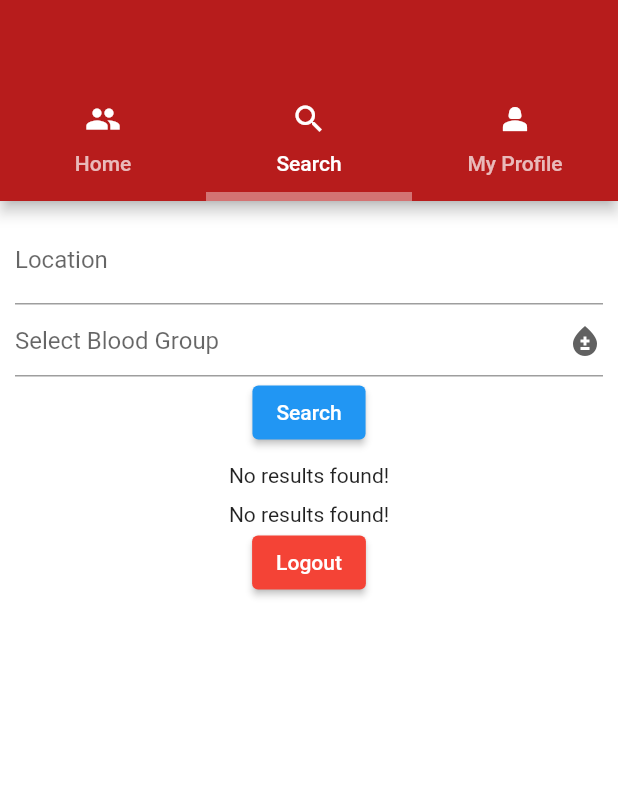
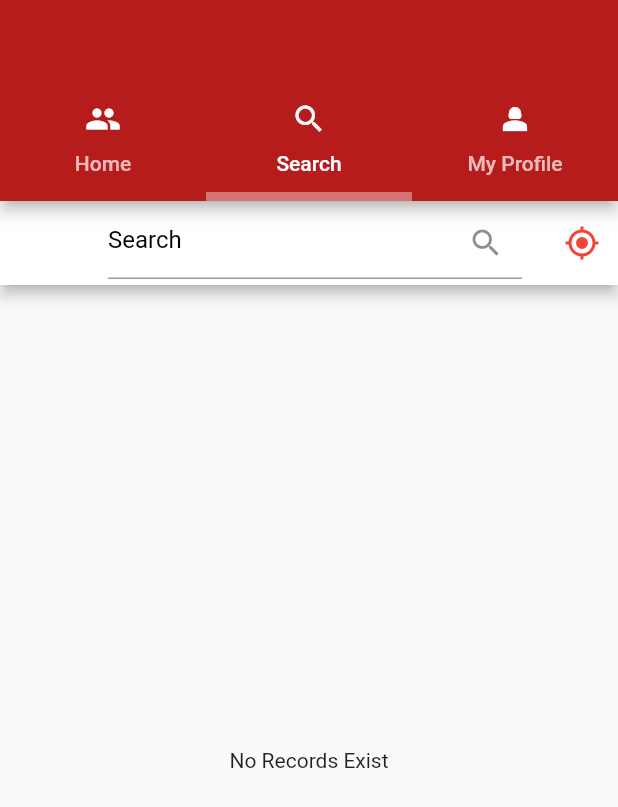
Before and after one commit to TinuBose/blood_link, a Flutter app: the HomeScreen screen opened directly, tab 2 chosen, on a phone screen of 412 x 824 dp. Shown: the top 807 px of the screen. Run offline on Flutter 3.47's test engine with Material 2 defaults, Android fonts, the phone set to English and light mode, and no system bars; our stand-ins replace cloud_firestore, firebase_auth, firebase_core, firebase_storage, geocoding, geolocator and 2 more; accounts and stored records are empty.

Commit message:
created location based search

```diff
--- a/lib/main_screens/sub_home_screens/search_screen.dart
+++ b/lib/main_screens/sub_home_screens/search_screen.dart
@@ -1,8 +1,213 @@
-import 'package:blood_link/authentication/auth_screen.dart';
-import 'package:blood_link/global/global.dart';
-import 'package:blood_link/models/UserModel.dart';
+// import 'package:blood_link/authentication/auth_screen.dart';
+// import 'package:blood_link/global/global.dart';
+// import 'package:blood_link/models/UserModel.dart';
+// import 'package:cloud_firestore/cloud_firestore.dart';
+// import 'package:flutter/material.dart';
+
+// class SearchScreen extends StatefulWidget {
+//   const SearchScreen({super.key});
+
+//   @override
+//   State<SearchScreen> createState() => _SearchScreenState();
+// }
+
+// class _SearchScreenState extends State<SearchScreen> {
+//   TextEditingController searchController = TextEditingController();
+
+//   final bloodGroups = [
+//     'A+',
+//     'A-',
+//     'B+',
+//     'B-',
+//     'O+',
+//     'O-',
+//     'AB+',
+//     'AB-',
+//     'BOMBAY'
+//   ];
+//   String? selectedGroup;
+
+//   @override
+//   Widget build(BuildContext context) {
+//     return SingleChildScrollView(
+//       padding: EdgeInsets.symmetric(horizontal: 10, vertical: 10),
+//       child: Column(
+//         mainAxisSize: MainAxisSize.max,
+//         children: [
+//           TextField(
+//             controller: searchController,
+//             decoration: const InputDecoration(labelText: "Location"),
+//           ),
+//           DropdownButtonFormField(
+//               icon: const Icon(Icons.bloodtype),
+//               hint: const Text("Select Blood Group"),
+//               items: bloodGroups
+//                   .map((e) => DropdownMenuItem(
+//                         value: e,
+//                         child: Text(e),
+//                       ))
+//                   .toList(),
+//               onChanged: (val) {
+//                 selectedGroup = val;
+//               }),
+//           ElevatedButton(
+//               onPressed: () {
+//                 setState(() {});
+//               },
+//               child: const Text("Search")),
+//           const SizedBox(
+//             height: 10,
+//           ),
+//           StreamBuilder(
+//             stream: FirebaseFirestore.instance
+//                 .collection("donors")
+//                 .where("address", isGreaterThanOrEqualTo: searchController.text)
+//                 .snapshots(),
+//             builder: (context, snapshot) {
+//               if (snapshot.connectionState == ConnectionState.active) {
+//                 if (snapshot.hasData) {
+//                   QuerySnapshot dataSnapshot = snapshot.data as QuerySnapshot;
+
+//                   if (dataSnapshot.docs.length > 0) {
+//                     Map<String, dynamic> userMap =
+//                         dataSnapshot.docs[0].data() as Map<String, dynamic>;
+
+//                     UserModel searchedUser = UserModel.formMap(userMap);
+//                     // return ListTile(
+//                     //   leading: CircleAvatar(
+//                     //     backgroundImage: NetworkImage(searchedUser.photo!),
+//                     //   ),
+//                     //   title: Text(searchedUser.name!),
+//                     //   subtitle: Text(searchedUser.email!,),
+//                     // );
+//                     return ListTile(
+//                       leading: CircleAvatar(
+//                         backgroundImage: NetworkImage(searchedUser.photo!),
+//                       ),
+//                       title: Text(searchedUser.name!),
+//                       subtitle: Text(
+//                         "${searchedUser.email!}\n${searchedUser.group!}\n${searchedUser.phone!}\n${searchedUser.location!}",
+//                         style: TextStyle(fontWeight: FontWeight.bold),
+//                       ),
+//                       trailing: Icon(Icons.keyboard_arrow_right),
+//                     );
+//                   } else {
+//                     return const Text("No results found!");
+//                   }
+//                 } else if (snapshot.hasError) {
+//                   return const Text("An error occured!");
+//                 } else {
+//                   return const Text("No results found!");
+//                 }
+//               } else {
+//                 return const CircularProgressIndicator();
+//               }
+//             },
+//           ),
+
+//           const SizedBox(
+//             height: 10,
+//           ),
+//           StreamBuilder(
+//             stream: FirebaseFirestore.instance
+//                 .collection("donors")
+//                 .where("donorBloodGroup", isEqualTo: selectedGroup)
+//                 .snapshots(),
+//             builder: (context, snapshot) {
+//               if (snapshot.connectionState == ConnectionState.active) {
+//                 if (snapshot.hasData) {
+//                   QuerySnapshot dataSnapshot = snapshot.data as QuerySnapshot;
+
+//                   if (dataSnapshot.docs.length > 0) {
+//                     Map<String, dynamic> userMap =
+//                         dataSnapshot.docs[0].data() as Map<String, dynamic>;
+
+import 'package:blood_link/models/users.dart';
+//                     UserModel searchedUser = UserModel.formMap(userMap);
+//                     return ListTile(
+//                       tileColor: Colors.white,
+//                       leading: CircleAvatar(
+//                         backgroundImage: NetworkImage(searchedUser.photo!),
+//                       ),
+//                       title: Text(searchedUser.name!),
+//                       subtitle: Text(
+//                         "${searchedUser.email!}\n${searchedUser.group!}\n${searchedUser.phone!}\n${searchedUser.location!}",
+//                         style: TextStyle(fontWeight: FontWeight.bold),
+//                       ),
+//                       trailing: Icon(Icons.keyboard_arrow_right),
+//                     );
+//                     // return Container(
+//                     //   padding: const EdgeInsets.all(10),
+//                     //   width: double.infinity,
+//                     //   height: 200,
+//                     //   color: Colors.grey[100],
+//                     //   child: Column(
+//                     //     children: [
+//                     //       CircleAvatar(
+//                     //         radius: 40,
+//                     //         backgroundImage: NetworkImage(searchedUser.photo!),
+//                     //       ),
+//                     //       Text(searchedUser.name!),
+//                     //       Text(searchedUser.group!),
+//                     //       Text(searchedUser.phone!),
+//                     //       Text(searchedUser.location!),
+//                     //        IconButton(
+//                     //           onPressed: () {}, icon: Icon(Icons.message))
+//                     //     ],
+//                     //   ),
+//                     // );
+//                   } else {
+//                     return const Text("No results found!");
+//                   }
+//                 } else if (snapshot.hasError) {
+//                   return const Text("An error occured!");
+//                 } else {
+//                   return const Text("No results found!");
+//                 }
+//               } else {
+//                 return const CircularProgressIndicator();
+//               }
+//             },
+//           ),
+//           // StreamBuilder(
+//           //     stream:
+//           //         FirebaseFirestore.instance.collection("donors").snapshots(),
+//           //     builder: (context, AsyncSnapshot snapshot) {
+//           //       if (snapshot.hasData) {
+//           //         return ListView.builder(
+//           //           itemBuilder: (context, index) {
+//           //             final DocumentSnapshot donorSnap =
+//           //                 snapshot.data.docs[index];
+//           //             return Text(donorSnap["donorName"]);
+//           //           },
+//           //           itemCount: snapshot.data.docs.length,
+//           //         );
+//           //       }
+//           //       return Container();
+//           //     }),
+//           ElevatedButton(
+//             onPressed: () {
+//               firebaseAuth.signOut().then((value) {
+//                 Navigator.push(context,
+//                     MaterialPageRoute(builder: (c) => const AuthScreen()));
+//               });
+//             },
+//             style: ElevatedButton.styleFrom(
+//               primary: Colors.red,
+//             ),
+//             child: const Text("Logout"),
+//           ),
+//         ],
+//       ),
+//     );
+//   }
+// }
+
+import 'package:blood_link/widgets/user_design.dart';
 import 'package:cloud_firestore/cloud_firestore.dart';
 import 'package:flutter/material.dart';
+import 'package:geocoding/geocoding.dart';
+import 'package:geolocator/geolocator.dart';
 
 class SearchScreen extends StatefulWidget {
   const SearchScreen({super.key});
@@ -12,192 +217,98 @@ class SearchScreen extends StatefulWidget {
 }
 
 class _SearchScreenState extends State<SearchScreen> {
-  TextEditingController searchController = TextEditingController();
+  Future<QuerySnapshot>? postDocumentList;
+  String userAddressText = '';
 
-  final bloodGroups = [
-    'A+',
-    'A-',
-    'B+',
-    'B-',
-    'O+',
-    'O-',
-    'AB+',
-    'AB-',
-    'BOMBAY'
-  ];
-  String? selectedGroup;
+  initSearchDonor(String textEntered) {
+    postDocumentList = FirebaseFirestore.instance
+        .collection("donors")
+        .where("address", isGreaterThanOrEqualTo: textEntered)
+        .get();
+
+    setState(() {
+      postDocumentList;
+    });
+  }
+
+  String? completeAddress = '';
+  double? lat = 0;
+  double? lng = 0;
+  TextEditingController locationController = TextEditingController();
+
+  Position? position;
+  List<Placemark>? placeMarks;
+
+  getCurrentLocation() async {
+    Position newPosition = await Geolocator.getCurrentPosition(
+      desiredAccuracy: LocationAccuracy.high,
+    );
+
+    position = newPosition;
+    placeMarks =
+        await placemarkFromCoordinates(position!.latitude, position!.longitude);
+
+    Placemark pMark = placeMarks![0];
+    lat = position!.latitude;
+    lng = position!.longitude;
+    completeAddress =
+        '${pMark.locality},${pMark.administrativeArea}${pMark.postalCode},${pMark.country}';
+    locationController.text = completeAddress!;
+  }
 
   @override
   Widget build(BuildContext context) {
-    return SingleChildScrollView(
-      padding: EdgeInsets.symmetric(horizontal: 10, vertical: 10),
-      child: Column(
-        mainAxisSize: MainAxisSize.max,
-        children: [
-          TextField(
-            controller: searchController,
-            decoration: const InputDecoration(labelText: "Location"),
+    return Scaffold(
+      appBar: AppBar(
+        actions: [
+          IconButton(
+              onPressed: () {
+                getCurrentLocation();
+              },
+              icon: const Icon(
+                Icons.my_location,
+                color: Colors.red,
+              ))
+        ],
+        backgroundColor: Colors.white,
+        title: TextField(
+          controller: locationController,
+          onChanged: (textEntered) {
+            setState(() {
+              userAddressText = textEntered;
+            });
+            initSearchDonor(textEntered);
+          },
+          decoration: InputDecoration(
+            hintText: "Search",
+            hintStyle: const TextStyle(color: Colors.black),
+            suffixIcon: IconButton(
+                onPressed: () {
+                  initSearchDonor(userAddressText);
+                },
+                icon: const Icon(Icons.search)),
           ),
-          DropdownButtonFormField(
-              icon: const Icon(Icons.bloodtype),
-              hint: const Text("Select Blood Group"),
-              items: bloodGroups
-                  .map((e) => DropdownMenuItem(
-                        value: e,
-                        child: Text(e),
-                      ))
-                  .toList(),
-              onChanged: (val) {
-                selectedGroup = val;
-              }),
-          ElevatedButton(
-              onPressed: () {
-                setState(() {});
-              },
-              child: const Text("Search")),
-          const SizedBox(
-            height: 10,
-          ),
-          StreamBuilder(
-            stream: FirebaseFirestore.instance
-                .collection("donors")
-                .where("address", isGreaterThanOrEqualTo: searchController.text)
-                .snapshots(),
-            builder: (context, snapshot) {
-              if (snapshot.connectionState == ConnectionState.active) {
-                if (snapshot.hasData) {
-                  QuerySnapshot dataSnapshot = snapshot.data as QuerySnapshot;
-
-                  if (dataSnapshot.docs.length > 0) {
-                    Map<String, dynamic> userMap =
-                        dataSnapshot.docs[0].data() as Map<String, dynamic>;
-
-                    UserModel searchedUser = UserModel.formMap(userMap);
-                    // return ListTile(
-                    //   leading: CircleAvatar(
-                    //     backgroundImage: NetworkImage(searchedUser.photo!),
-                    //   ),
-                    //   title: Text(searchedUser.name!),
-                    //   subtitle: Text(searchedUser.email!,),
-                    // );
-                    return ListTile(
-                      leading: CircleAvatar(
-                        backgroundImage: NetworkImage(searchedUser.photo!),
-                      ),
-                      title: Text(searchedUser.name!),
-                      subtitle: Text(
-                        "${searchedUser.email!}\n${searchedUser.group!}\n${searchedUser.phone!}\n${searchedUser.location!}",
-                        style: TextStyle(fontWeight: FontWeight.bold),
-                      ),
-                      trailing: Icon(Icons.keyboard_arrow_right),
-                    );
-                  } else {
-                    return const Text("No results found!");
-                  }
-                } else if (snapshot.hasError) {
-                  return const Text("An error occured!");
-                } else {
-                  return const Text("No results found!");
-                }
-              } else {
-                return const CircularProgressIndicator();
-              }
-            },
-          ),
-
-          const SizedBox(
-            height: 10,
-          ),
-          StreamBuilder(
-            stream: FirebaseFirestore.instance
-                .collection("donors")
-                .where("donorBloodGroup", isEqualTo: selectedGroup)
-                .snapshots(),
-            builder: (context, snapshot) {
-              if (snapshot.connectionState == ConnectionState.active) {
-                if (snapshot.hasData) {
-                  QuerySnapshot dataSnapshot = snapshot.data as QuerySnapshot;
-
-                  if (dataSnapshot.docs.length > 0) {
-                    Map<String, dynamic> userMap =
-                        dataSnapshot.docs[0].data() as Map<String, dynamic>;
-
-                    UserModel searchedUser = UserModel.formMap(userMap);
-                    return ListTile(
-                      tileColor: Colors.white,
-                      leading: CircleAvatar(
-                        backgroundImage: NetworkImage(searchedUser.photo!),
-                      ),
-                      title: Text(searchedUser.name!),
-                      subtitle: Text(
-                        "${searchedUser.email!}\n${searchedUser.group!}\n${searchedUser.phone!}\n${searchedUser.location!}",
-                        style: TextStyle(fontWeight: FontWeight.bold),
-                      ),
-                      trailing: Icon(Icons.keyboard_arrow_right),
-                    );
-                    // return Container(
-                    //   padding: const EdgeInsets.all(10),
-                    //   width: double.infinity,
-                    //   height: 200,
-                    //   color: Colors.grey[100],
-                    //   child: Column(
-                    //     children: [
-                    //       CircleAvatar(
-                    //         radius: 40,
-                    //         backgroundImage: NetworkImage(searchedUser.photo!),
-                    //       ),
-                    //       Text(searchedUser.name!),
-                    //       Text(searchedUser.group!),
-                    //       Text(searchedUser.phone!),
-                    //       Text(searchedUser.location!),
-                    //        IconButton(
-                    //           onPressed: () {}, icon: Icon(Icons.message))
-                    //     ],
-                    //   ),
-                    // );
-                  } else {
-                    return const Text("No results found!");
-                  }
-                } else if (snapshot.hasError) {
-                  return const Text("An error occured!");
-                } else {
-                  return const Text("No results found!");
-                }
-              } else {
-                return const CircularProgressIndicator();
-              }
-            },
-          ),
-          // StreamBuilder(
-          //     stream:
-          //         FirebaseFirestore.instance.collection("donors").snapshots(),
-          //     builder: (context, AsyncSnapshot snapshot) {
-          //       if (snapshot.hasData) {
-          //         return ListView.builder(
-          //           itemBuilder: (context, index) {
-          //             final DocumentSnapshot donorSnap =
-          //                 snapshot.data.docs[index];
-          //             return Text(donorSnap["donorName"]);
-          //           },
-          //           itemCount: snapshot.data.docs.length,
-          //         );
-          //       }
-          //       return Container();
-          //     }),
-          ElevatedButton(
-            onPressed: () {
-              firebaseAuth.signOut().then((value) {
-                Navigator.push(context,
-                    MaterialPageRoute(builder: (c) => const AuthScreen()));
-              });
-            },
-            style: ElevatedButton.styleFrom(
-              primary: Colors.red,
-            ),
-            child: const Text("Logout"),
-          ),
-        ],
+        ),
       ),
+      body: FutureBuilder<QuerySnapshot>(
+          future: postDocumentList,
+          builder: (context, AsyncSnapshot snapshot) {
+            return snapshot.hasData
+                ? ListView.builder(
+                    itemCount: snapshot.data!.docs.length,
+                    itemBuilder: (context, index) {
+                      Users model = Users.fromJson(snapshot.data!.docs[index]
+                          .data()! as Map<String, dynamic>);
+                      return UserDesign(
+                        model: model,
+                        context: context,
+                      );
+                    },
+                  )
+                : const Center(
+                    child: Text("No Records Exist"),
+                  );
+          }),
     );
   }
 }
--- /dev/null
+++ b/lib/models/users.dart
@@ -0,0 +1,41 @@
+class Users {
+  String? donorName = '';
+  String? donorBloodGroup = '';
+  String? donorEmail = '';
+  String? donorPhone = '';
+  String? address = '';
+  String? status = '';
+  String? donorAvatarUrl = '';
+
+  Users(
+      {this.donorName,
+      this.donorBloodGroup,
+      this.donorEmail,
+      this.donorPhone,
+      this.address,
+      this.status,
+      this.donorAvatarUrl});
+
+  Users.fromJson(Map<String, dynamic> json) {
+    donorName = json['donorName'];
+    donorBloodGroup = json['donorBloodGroup'];
+    donorEmail = json['donorEmail'];
+    donorPhone = json['donorPhone'];
+    address = json['address'];
+    status = json['status'];
+    donorAvatarUrl = json['donorAvatarUrl'];
+  }
+
+  Map<String, dynamic> toJson() {
+    final Map<String, dynamic> data = Map<String, dynamic>();
+    data['name'] = donorName;
+    data['group'] = donorBloodGroup;
+    data['email'] = donorEmail;
+    data['phone'] = donorPhone;
+    data['address'] = address;
+    data['status'] = status;
+    data['image'] = donorAvatarUrl;
+
+    return data;
+  }
+}
```
Also changed, not shown: lib/authentication/register.dart (+5 -4 lines), lib/main_screens/sub_home_screens/profile_screen.dart (+14 -0 lines), lib/widgets/user_design.dart (added, +79 -0 lines).
